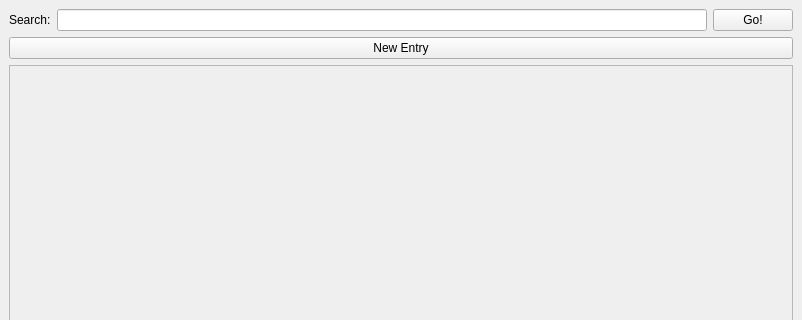
The window that mainwindow.ui (ChrisPenner/scratch) describes before a commit, drawn with Qt 5; both pictures show x 0 to 802 and y 0 to 320 of the 802 by 735 pixel window.
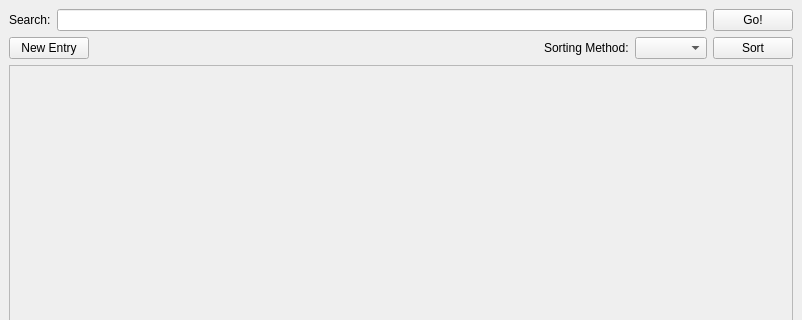
The same window after the commit.

Commit message: Adds sorting behaviour, errors in sorting right now.

The edit to the form file:
```diff
--- a/mainwindow.ui
+++ b/mainwindow.ui
@@ -41,11 +41,45 @@
          </layout>
         </item>
         <item>
-         <widget class="QPushButton" name="btn_newEntry">
-          <property name="text">
-           <string>New Entry</string>
-          </property>
-         </widget>
+         <layout class="QHBoxLayout" name="horizontalLayout_3">
+          <item>
+           <widget class="QPushButton" name="btnNewEntry">
+            <property name="text">
+             <string>New Entry</string>
+            </property>
+           </widget>
+          </item>
+          <item>
+           <spacer name="horizontalSpacer">
+            <property name="orientation">
+             <enum>Qt::Horizontal</enum>
+            </property>
+            <property name="sizeHint" stdset="0">
+             <size>
+              <width>40</width>
+              <height>20</height>
+             </size>
+            </property>
+           </spacer>
+          </item>
+          <item>
+           <widget class="QLabel" name="label_2">
+            <property name="text">
+             <string>Sorting Method:</string>
+            </property>
+           </widget>
+          </item>
+          <item>
+           <widget class="QComboBox" name="sortSelector"/>
+          </item>
+          <item>
+           <widget class="QPushButton" name="btnSort">
+            <property name="text">
+             <string>Sort</string>
+            </property>
+           </widget>
+          </item>
+         </layout>
         </item>
        </layout>
       </item>
```
Left out of the diff: 4 changed lines with no effect on the pictures. The commit also changes 2 other files.
